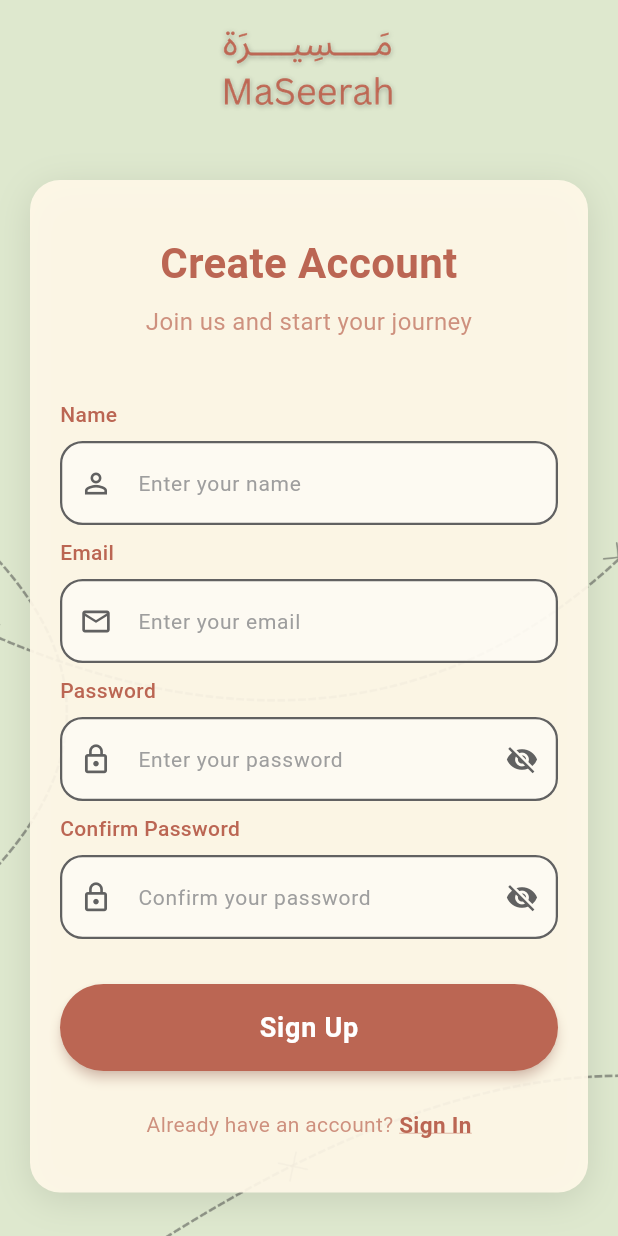
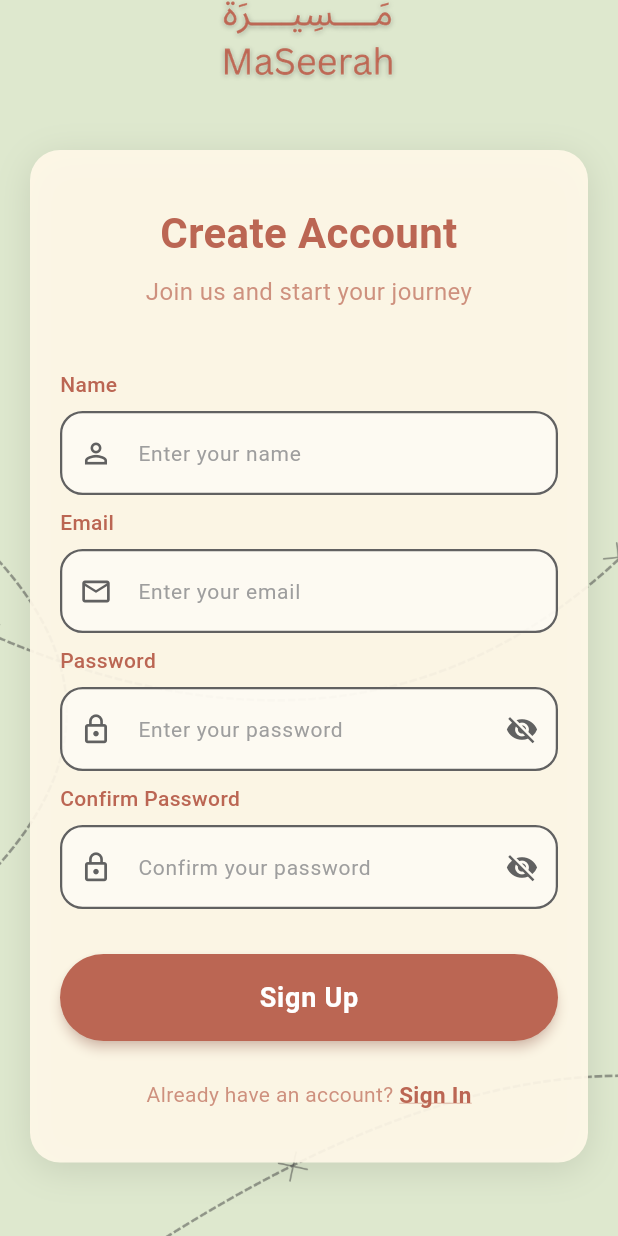
Before and after one commit to Ehdaa-ib/MaSeerah-2, a Flutter app: the CreateAccountScreen screen opened directly, on a phone screen of 412 x 824 dp. Run offline on Flutter 3.47's test engine with Material 3 defaults, Android fonts, the phone set to English and light mode, and no system bars; our stand-ins replace cloud_firestore, firebase_auth, firebase_core; accounts and stored records are empty.

Commit message:
added Sign up interface

```diff
--- a/lib/view/auth/create_account_screen.dart
+++ b/lib/view/auth/create_account_screen.dart
@@ -87,7 +87,7 @@ class _CreateAccountScreenState extends State<CreateAccountScreen> {
             child: SingleChildScrollView(
               padding: const EdgeInsets.symmetric(horizontal: 20, vertical: 0),
               child: Transform.translate(
-                offset: const Offset(0, -30),
+                offset: const Offset(0, -50),
                 child: Column(
                   mainAxisAlignment: MainAxisAlignment.center,
                   children: [
```
